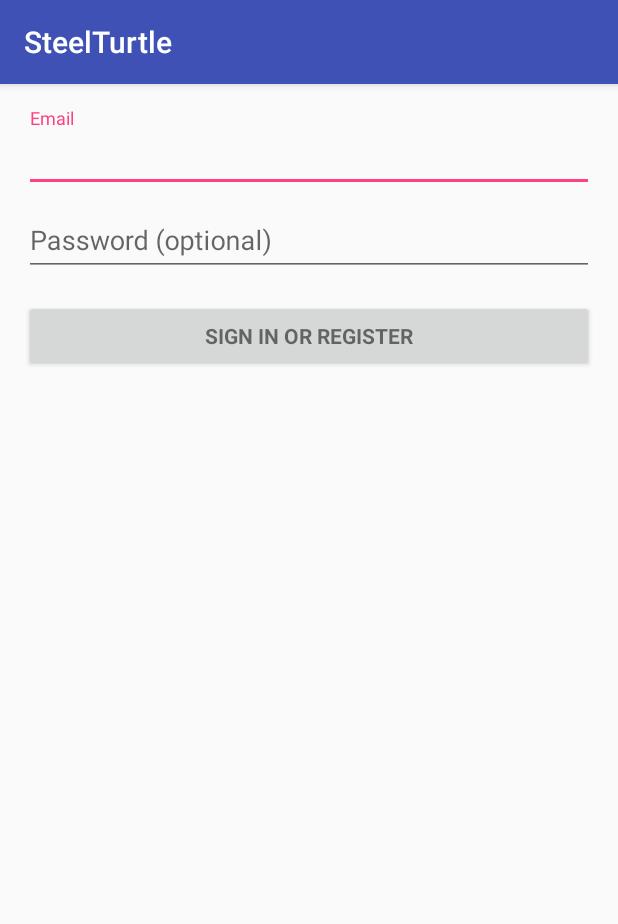
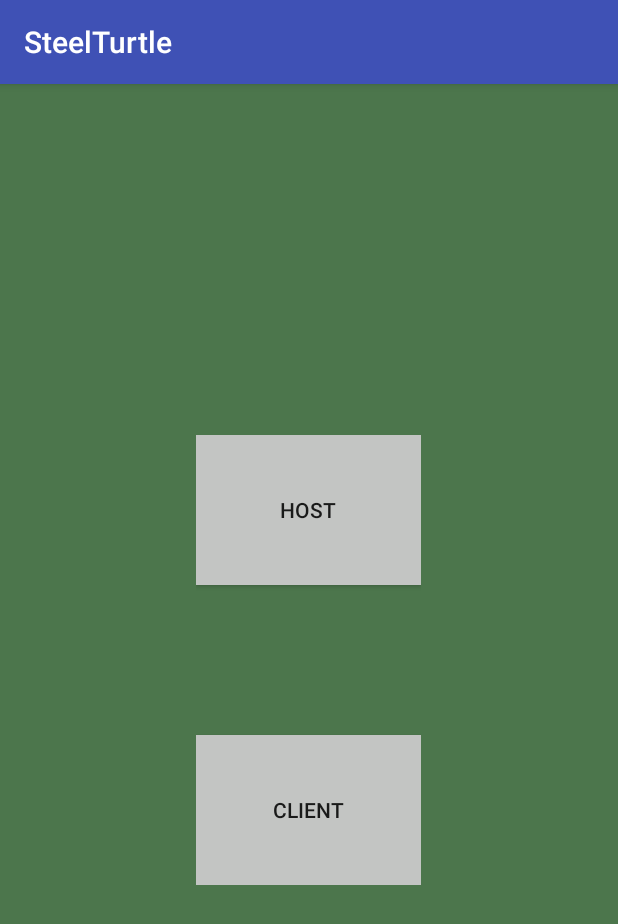
Before and after one commit to Angel-Murillo/Steel-Turtle, an Android app: the screen it shows after launch (LoginActivity before the commit, HostOrJoin after it), on a phone screen of 412 x 824 dp. Shown: the top 924 px of the screen. Run offline under Robolectric (Android 15) with nearby library versions, the phone set to English and light mode, and no system bars.

Commit message:
complete transfer

```diff
--- a/app/src/main/AndroidManifest.xml
+++ b/app/src/main/AndroidManifest.xml
@@ -15,7 +15,7 @@
         android:supportsRtl="true"
         android:theme="@style/AppTheme">
         <activity
-            android:name=".LoginActivity"
+            android:name=".HostOrJoin"
             android:label="@string/app_name">
             <intent-filter>
                 <action android:name="android.intent.action.MAIN" />
@@ -23,10 +23,10 @@
                 <category android:name="android.intent.category.LAUNCHER" />
             </intent-filter>
         </activity>
-        <activity android:name=".HostOrJoin" />
+        <activity android:name=".LoginActivity" />
         <activity android:name=".QueuersListActivity" />
         <activity android:name=".HostInformationActivity" />
-        <activity android:name=".ManageLineActivity"></activity>
+        <activity android:name=".ManageLineActivity" />
     </application>
 
 </manifest>
--- a/app/src/main/java/com/example/edpre/steelturtle/HostInformationActivity.java
+++ b/app/src/main/java/com/example/edpre/steelturtle/HostInformationActivity.java
@@ -1,4 +1,4 @@
-package com.example.andriod.protosteelturtle;
+package com.example.edpre.steelturtle;
 
 import android.content.Intent;
 import android.support.v7.app.AppCompatActivity;
--- a/app/src/main/java/com/example/edpre/steelturtle/HostOrJoin.java
+++ b/app/src/main/java/com/example/edpre/steelturtle/HostOrJoin.java
@@ -1,7 +1,11 @@
 package com.example.edpre.steelturtle;
 
+
+import android.content.Intent;
 import android.support.v7.app.AppCompatActivity;
 import android.os.Bundle;
+import android.view.View;
+
 
 public class HostOrJoin extends AppCompatActivity {
 
@@ -10,4 +14,10 @@ public class HostOrJoin extends AppCompatActivity {
         super.onCreate(savedInstanceState);
         setContentView(R.layout.activity_host_or_join);
     }
+
+    public void hostInformationPage(View view)
+    {
+        Intent i = new Intent(this,HostInformationActivity.class);
+        startActivity(i);
+    }
 }
--- a/app/src/main/java/com/example/edpre/steelturtle/ManageLineActivity.java
+++ b/app/src/main/java/com/example/edpre/steelturtle/ManageLineActivity.java
@@ -1,4 +1,4 @@
-package com.example.andriod.protosteelturtle;
+package com.example.edpre.steelturtle;
 
 import android.content.Intent;
 import android.support.v7.app.AppCompatActivity;
--- a/app/src/main/res/layout/activity_host_or_join.xml
+++ b/app/src/main/res/layout/activity_host_or_join.xml
@@ -1,9 +1,40 @@
 <?xml version="1.0" encoding="utf-8"?>
-<android.support.constraint.ConstraintLayout xmlns:android="http://schemas.android.com/apk/res/android"
-    xmlns:app="http://schemas.android.com/apk/res-auto"
-    xmlns:tools="http://schemas.android.com/tools"
+<RelativeLayout xmlns:android="http://schemas.android.com/apk/res/android"
     android:layout_width="match_parent"
     android:layout_height="match_parent"
-    tools:context="com.example.edpre.steelturtle.HostOrJoin">
+    android:orientation="vertical"
+    android:background="#4c764c"
+    >
 
-</android.support.constraint.ConstraintLayout>
+    <LinearLayout
+        android:layout_width="wrap_content"
+        android:layout_height="wrap_content"
+        android:layout_centerVertical="true"
+        android:layout_centerHorizontal="true"
+        android:orientation="vertical"
+        >
+
+        <Button
+            android:id="@+id/button2"
+            android:layout_width="150dp"
+            android:layout_height="100dp"
+            android:background="#c3c5c3"
+            android:text="Host"
+            android:onClick="hostInformationPage"
+            />
+
+        <View
+            android:layout_width="150dp"
+            android:layout_height="100dp"
+            />
+
+        <Button
+            android:id="@+id/button"
+            android:layout_width="150dp"
+            android:layout_height="100dp"
+            android:background="#c3c5c3"
+            android:text="Client"
+            />
+    </LinearLayout>
+
+</RelativeLayout>
```
Also changed, not shown: app/src/main/java/com/example/edpre/steelturtle/QueuersListActivity.java (added, +14 -0 lines), app/src/main/res/layout/activity_host_information.xml (+88 -5 lines), app/src/main/res/layout/activity_manage_line.xml (+39 -6 lines), app/src/main/res/layout/activity_queuers_list.xml (+38 -6 lines).
